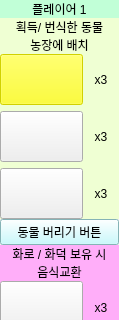
Before: the Qt Designer form Agricola_Front/data/Basic/sidebar.ui in kimmoney/Agricola, drawn with Qt 5; both pictures show x 0 to 119 and y 0 to 320 of the 119 by 647 pixel window.
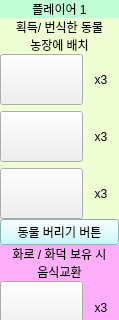
After: the same form once the commit is applied. Icons and pictures are not drawn.

The edit to the form file:
```diff
--- a/Agricola_Front/data/Basic/sidebar.ui
+++ b/Agricola_Front/data/Basic/sidebar.ui
@@ -203,7 +203,7 @@
            <item row="0" column="0">
             <widget class="QPushButton" name="btn_sheep">
              <property name="enabled">
-              <bool>false</bool>
+              <bool>true</bool>
              </property>
              <property name="sizePolicy">
               <sizepolicy hsizetype="Minimum" vsizetype="Minimum">
@@ -218,6 +218,9 @@
              <property name="text">
               <string/>
              </property>
+             <property name="checkable">
+              <bool>true</bool>
+             </property>
             </widget>
            </item>
            <item row="2" column="0">
```
Left out of the diff: 12 changed lines with no effect on the pictures.
